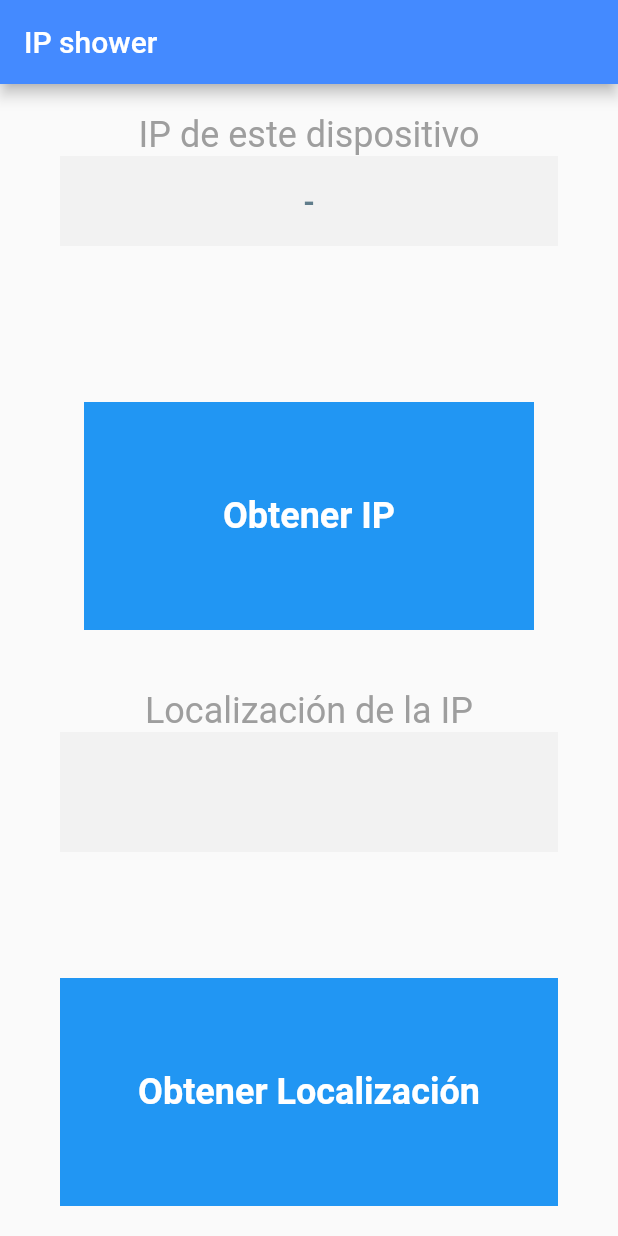
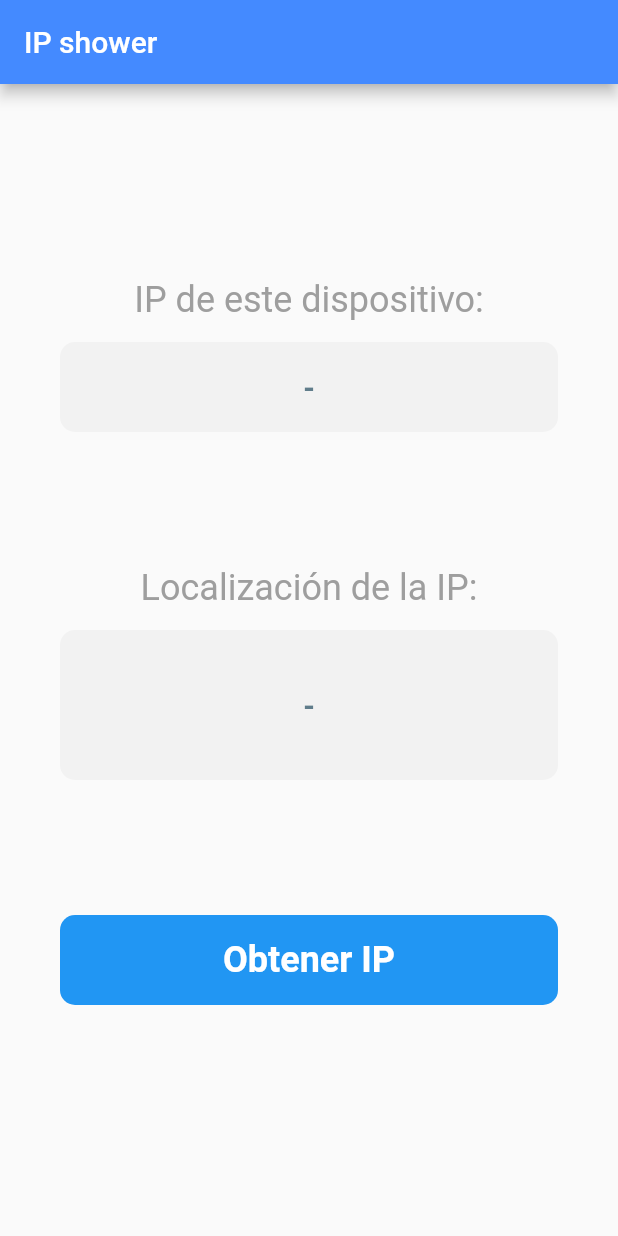
Before and after one commit to arhcoder/IPS_Mobile, a Flutter app: the screen it shows after launch, on a phone screen of 412 x 824 dp. Run offline on Flutter 3.47's test engine with Material 2 defaults, Android fonts, the light colour scheme and no system bars; our stand-ins replace get; network calls fail.

Commit message:
Se estilizó el diseño de la app y se dejó sólo un botón...

```diff
--- a/lib/Controller/ip_controller.dart
+++ b/lib/Controller/ip_controller.dart
@@ -6,10 +6,10 @@ import 'package:http/http.dart' as http;
 class IPController extends GetxController
 {
     var ip = "-".obs;
-    var location = "".obs;
+    var location = "-".obs;
 
     // Métodos //
-    getIp()
+    getIpInformation()
     {
         /// Accede al API de Ipify y cambia la IP del dispositivo actual ///
         final url = "https://api.ipify.org/?format=json";
@@ -19,6 +19,7 @@ class IPController extends GetxController
             final APImap = jsonDecode(response.body);
             ip.value = "${APImap['ip']}";
         });
+        geoIp(ip.value);
     }
 
     geoIp(String ip)
--- a/lib/Screens/Home.dart
+++ b/lib/Screens/Home.dart
@@ -20,66 +20,65 @@ class Home extends StatelessWidget
         Color app_secundary_color = Colors.blue;
         Color font_primary_color = Colors.grey;
         Color font_secundary_color = Colors.blueGrey;
+        Color light_grey = Color(0xFFF2F2F2);
 
         return Obx (() => Container
         (
+            width: device_width,
+            height: device_height,
+
             child: Column
             (
                 mainAxisAlignment: MainAxisAlignment.center,
-                crossAxisAlignment: CrossAxisAlignment.center,
-
+                children:
+                [
+                    // Panel que muestra la IP y localización //
+                    Flexible
+                    (
+                        child: Column
+                        (
                             children:
                             [
                                 // Etiqueta que muestra el IP del dispositivo //
-                    Expanded
+                                Flexible
                                 (
                                     child: GenericDoubleLabel
                                     (
-                            title: "IP de este dispositivo",
+                                        title: "IP de este dispositivo:",
                                         text: "${controller.ip}",
                                         width: device_width - 80.0,
                                         height: 60.0,
-                            backgroundColor: Color(0xFFF2F2F2),
+                                        backgroundColor: light_grey,
                                         fontTitleColor: font_primary_color,
                                         fontTextColor: font_secundary_color
                                     )
                                 ),
+                                // Etiqueta que muestra la localización de la IP //
+                                Flexible
+                                (
+                                    child: GenericDoubleLabel
+                                    (
+                                        title: "Localización de la IP:",
+                                        text: "${controller.location}",
+                                        width: device_width - 80.0,
+                                        height: 100.0,
+                                        backgroundColor: light_grey,
+                                        fontTitleColor: font_primary_color,
+                                        fontTextColor: font_secundary_color
+                                    )
+                                )
+                            ]
+                        )
+                    ),
                     // Botón para obtener la ip del dispositivo //
-                    Expanded
+                    Flexible
                     (
                         child: GenericButton
                         (
                             text: "Obtener IP",
-                            method: controller.getIp(),
-                            width: 300,
-                            height: 30.0,
-                            backgroundColor: app_secundary_color,
-                            fontColor: Colors.white,
-                        )
-                    ),
-                    // Etiqueta que muestra la localización de la IP //
-                    Expanded
-                    (
-                        child: GenericDoubleLabel
-                        (
-                            title: "Localización de la IP",
-                            text: "${controller.location}",
+                            method: controller.getIpInformation(),
                             width: device_width - 80.0,
-                            height: 80.0,
-                            backgroundColor: Color(0xFFF2F2F2),
-                            fontTitleColor: font_primary_color,
-                            fontTextColor: font_secundary_color
-                        )
-                    ),
-                    // Botón para obtener la localización de la IP //
-                    Expanded
-                    (
-                        child: GenericButton
-                        (
-                            text: "Obtener Localización",
-                            method: controller.geoIp(controller.getIp()),
-                            width: device_width - 80.0,
-                            height: 30.0,
+                            height: 60.0,
                             backgroundColor: app_secundary_color,
                             fontColor: Colors.white,
                         )
--- a/lib/Widgets/generic_button.dart
+++ b/lib/Widgets/generic_button.dart
@@ -38,11 +38,7 @@ class GenericButtonState extends State <GenericButton>
     {
         return Container
         (
-            margin: EdgeInsets.only
-            (
-                top: 20.0,
-                bottom: 20.0
-            ),
+            margin: EdgeInsets.only(top: 40.0, bottom: 24.0),
 
             child: Material
             (
@@ -70,7 +66,11 @@ class GenericButtonState extends State <GenericButton>
                 ),
                 color: Colors.transparent,
             ),
-            color: widget.backgroundColor
+            decoration: BoxDecoration
+            (
+                color: widget.backgroundColor,
+                borderRadius: BorderRadius.circular(10.0)
+            )
         );
     }
 }
--- a/lib/Widgets/generic_double_label.dart
+++ b/lib/Widgets/generic_double_label.dart
@@ -31,12 +31,6 @@ class GenericDoubleLabel extends StatelessWidget
     {
         return Container
         (
-            margin: EdgeInsets.only
-            (
-                top: 20.0,
-                bottom: 20.0
-            ),
-
             child: Column
             (
                 children:
@@ -54,7 +48,14 @@ class GenericDoubleLabel extends StatelessWidget
                     (
                         width: this.width,
                         height: this.height,
-                        decoration: BoxDecoration(color: this.backgroundColor),
+                        margin: EdgeInsets.only(top: 14.0),
+
+                        decoration: BoxDecoration
+                        (
+                            color: this.backgroundColor,
+                            borderRadius: BorderRadius.circular(10.0)
+                        ),
+
                         child: Center
                         (
                             child: Text
@@ -65,7 +66,8 @@ class GenericDoubleLabel extends StatelessWidget
                                     color: this.fontTextColor,
                                     fontSize: 20.0,
                                     fontWeight: FontWeight.bold
-                                )
+                                ),
+                                textAlign: TextAlign.center,
                             )
                         )
                     )
--- a/lib/main.dart
+++ b/lib/main.dart
@@ -1,9 +1,18 @@
 import 'package:flutter/material.dart';
+import 'package:flutter/services.dart';
 
 import 'Screens/Home.dart';
 
 void main()
 {
+    // Se hace transparente la barra superior de Android //
+    SystemChrome.setSystemUIOverlayStyle(
+        SystemUiOverlayStyle
+        (
+            statusBarColor: Colors.transparent,
+            statusBarBrightness: Brightness.light
+        )
+    );
     runApp(MyApp());
 }
 
@@ -14,6 +23,8 @@ class MyApp extends StatelessWidget
     {
         return MaterialApp
         (
+            debugShowCheckedModeBanner: false,
+
             title: 'IP SHOWER',
             home: Scaffold
             (
```
Lines whose indentation alone changed are shown as unchanged.
